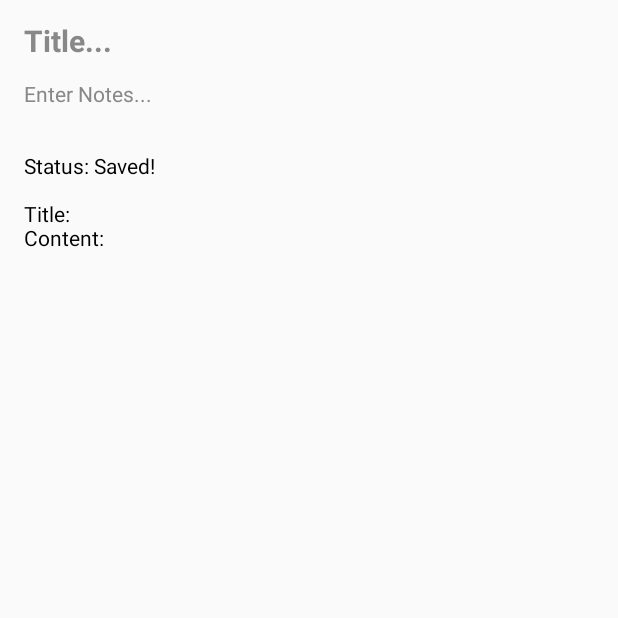
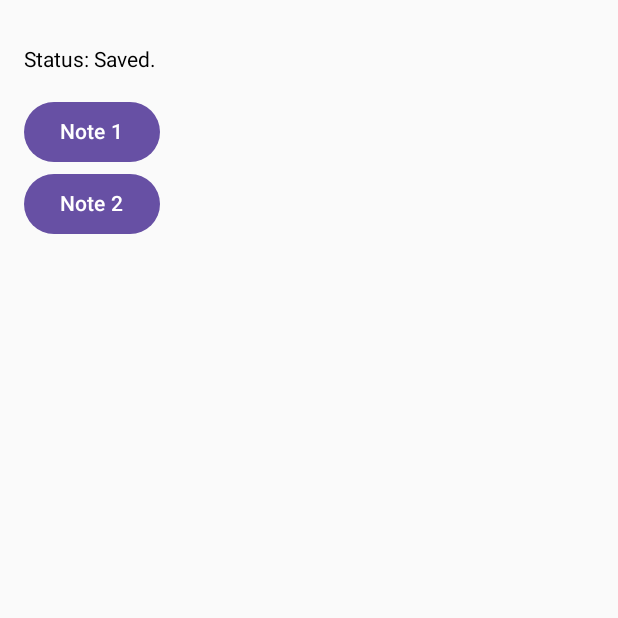
Before and after one commit to MarmsyShorby/Notiqa, an Android app built with Jetpack Compose: the screen it shows after launch (MainActivity), on a phone screen of 412 x 824 dp, the top half of it. Run offline under Robolectric (Android 15) with nearby library versions, the phone set to English and light mode, and no system bars.

Commit message:
Switching between two notes

```diff
--- a/app/src/main/java/com/example/helloworld/MainActivity.kt
+++ b/app/src/main/java/com/example/helloworld/MainActivity.kt
@@ -9,6 +9,7 @@ import androidx.compose.foundation.text.BasicTextField
 import androidx.compose.material3.*
 import androidx.compose.runtime.*
 import androidx.compose.ui.Modifier
+import androidx.compose.ui.focus.focusModifier
 import androidx.compose.ui.graphics.Color
 import androidx.compose.ui.text.TextStyle
 import androidx.compose.ui.text.font.FontWeight
@@ -33,96 +34,48 @@ enum class SaveStatus {
 
 @Composable
 fun NoteTaking(){
-    var contentText by remember { mutableStateOf("") }
-    var titleText by remember { mutableStateOf("") }
-    var savedText by remember { mutableStateOf("") }
-    var savedTitle by remember { mutableStateOf("") }
+    val notes = remember { mutableStateListOf("", "") }
+    var noteIndexCurrent by remember { mutableIntStateOf(0) }
+
+    var saveState = remember { mutableStateOf(SaveStatus.NOT_SAVED) }
 
 
-    var saveState by remember { mutableStateOf(SaveStatus.NOT_SAVED) }
+    Column(
+        modifier = Modifier
+            .fillMaxSize()
+            .padding(16.dp)
+    ) {
+        BasicTextField(
+            value = notes[noteIndexCurrent],
+            onValueChange = {
+                notes[noteIndexCurrent] = it
+            }
+        )
 
-
-    //var noteIndexCurrent by remember {mutableStateOf(0)}
-    //val notes = remember { mutableListOf("","") }
-
-    Column(modifier = Modifier
-        .fillMaxSize()
-        .padding(16.dp)
-    ) {
-
-        //tite text lmao
-        Box(
-            modifier = Modifier
-                .fillMaxWidth()
-        ){
-            if (titleText.isEmpty()){
-                Text(
-                    text = "Title...",
-                    color = Color.Gray,
-                    fontSize = 20.sp,
-                    fontWeight = FontWeight.Bold
-                )
-            }
-
-            BasicTextField(
-                value = titleText,
-                onValueChange = { titleText = it },
-                textStyle = TextStyle(fontWeight = FontWeight.Bold, fontSize = 20.sp),
-                modifier = Modifier.fillMaxWidth(),
-            )
+        LaunchedEffect(notes[noteIndexCurrent]) {
+            saveState.value = SaveStatus.SAVING
+            delay(500)
+            saveState.value = SaveStatus.SAVED
         }
 
-        //Main content text thing
-        Spacer(modifier = Modifier.height(16.dp))
-        Box(
-            modifier = Modifier
-                .fillMaxWidth()
-        ){
-            if (contentText.isEmpty()){
-                Text(
-                    text = "Enter Notes...",
-                    color = Color.Gray
-                )
+        Text(
+            text = "Status: " + when(saveState.value){
+                SaveStatus.NOT_SAVED -> "Not Saved!"
+                SaveStatus.SAVING -> "Saving"
+                SaveStatus.SAVED -> "Saved."
             }
-
-            BasicTextField(
-                value = contentText,
-                onValueChange = {
-                    contentText = it
-                    saveState = SaveStatus.SAVING },
-                modifier = Modifier.fillMaxWidth(),
-            )
-        }
+        )
 
         Spacer(modifier = Modifier.height(16.dp))
 
-        //Auto-Save stuff
-        LaunchedEffect(titleText, contentText) {
-            delay(500)
-            savedText = contentText
-            savedTitle = titleText
-            saveState = SaveStatus.SAVED
-        }
+        Button(onClick = {
+            noteIndexCurrent = 0
+        }) { Text("Note 1")}
 
-        Spacer(modifier = Modifier.height(16.dp))
-
-        Text(
-            text = "Status: " + when (saveState){
-                SaveStatus.SAVED -> "Saved!"
-                SaveStatus.SAVING -> "Saving..."
-                SaveStatus.NOT_SAVED -> "Not Saved!"
-            }
-        )
+        Button(onClick = {
+            noteIndexCurrent = 1
+        }) { Text("Note 2")}
+    }
 
 
-        Spacer(modifier = Modifier.height(16.dp))
-
-        //************DEBUGGING************
-        Text(text = "Title: $savedTitle\n" +
-                "Content: $savedText")
-        //************DEBUGGING************
-
-        Spacer(modifier = Modifier.height(16.dp))
-
-    }
 }
```
